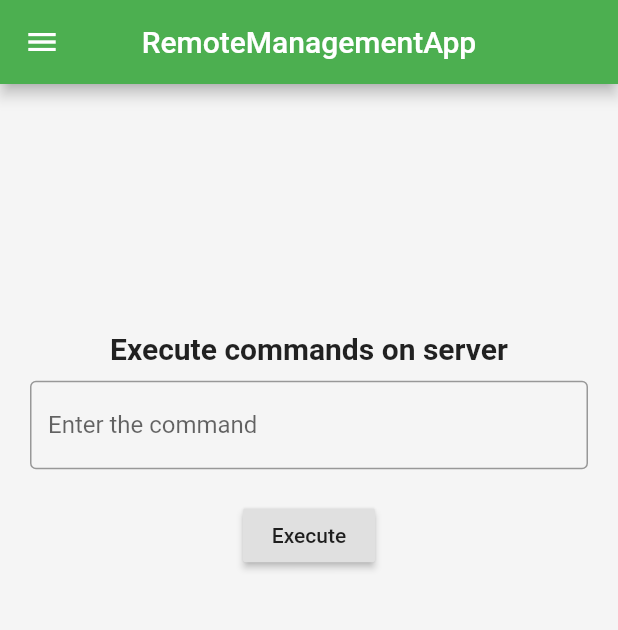
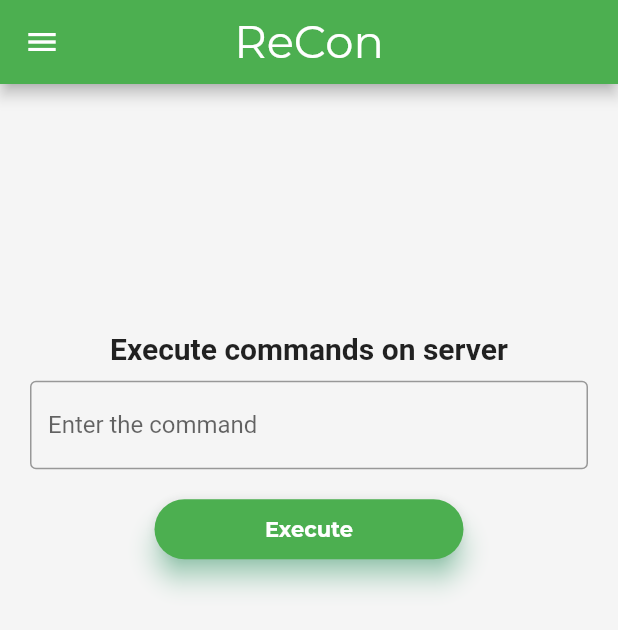
Before and after one commit to gauravmehta13/ReCon., a Flutter app: the Dashboard screen opened by its route, on a phone screen of 412 x 824 dp. Shown: the top 630 px of the screen. Run offline on Flutter 3.47's test engine with Material 2 defaults, Android fonts, the phone set to English and light mode, and no system bars; our stand-ins replace fluttertoast; project files that could hold a hidden picture were left out.

Commit message:
Minor Bug Fixes

```diff
--- a/lib/Screens/Dashboard.dart
+++ b/lib/Screens/Dashboard.dart
@@ -23,7 +23,10 @@ class _DashboardState extends State<Dashboard> {
     return Scaffold(
       backgroundColor: Colors.grey[100],
       appBar: AppBar(
-        title: Text('RemoteManagementApp'),
+        title: Text(
+          'ReCon',
+          style: TextStyle(fontFamily: 'Montserrat', fontSize: 30),
+        ),
         centerTitle: true,
       ),
       drawer: DrawerList(),
@@ -58,9 +61,16 @@ class _DashboardState extends State<Dashboard> {
             SizedBox(
               height: 20,
             ),
-            RaisedButton(
-              child: Text('Execute'),
-              onPressed: () async {
+            Container(
+              width: MediaQuery.of(context).size.width / 2,
+              height: 40.0,
+              child: Material(
+                borderRadius: BorderRadius.circular(20.0),
+                shadowColor: Colors.greenAccent,
+                color: Colors.green,
+                elevation: 7.0,
+                child: GestureDetector(
+                  onTap: () async {
                     var url =
                         "http://http://100.26.11.6//cgi-bin/rmm.py?x=$commandName";
                     var result = await http.get(url);
@@ -71,6 +81,17 @@ class _DashboardState extends State<Dashboard> {
                     });
                     print(data);
                   },
+                  child: Center(
+                    child: Text(
+                      'Execute',
+                      style: TextStyle(
+                          color: Colors.white,
+                          fontWeight: FontWeight.bold,
+                          fontFamily: 'Montserrat'),
+                    ),
+                  ),
+                ),
+              ),
             ),
             SizedBox(
               height: 40,
--- a/lib/startup/Disclaimer.dart
+++ b/lib/startup/Disclaimer.dart
@@ -29,9 +29,11 @@ class _DisclaimerState extends State<Disclaimer> {
               height: 20,
             ),
             Text(
-              'This App Needs to be Setup First otherwise It will not work Properly, Please Read the Setup Instructions first',
-              textAlign: TextAlign.center,
-            ),
+                'This App Needs to be Setup First otherwise It will not work Properly, Please Read the Setup Instructions first',
+                textAlign: TextAlign.center,
+                style: TextStyle(
+                  fontFamily: 'Montserrat',
+                )),
             SizedBox(
               height: 20,
             ),
@@ -70,7 +72,10 @@ class _DisclaimerState extends State<Disclaimer> {
                   width: MediaQuery.of(context).size.width - 110,
                   child: Text(
                     'Proceed Only if you have read setup instructions carefully and understood it.',
-                    style: TextStyle(fontSize: 12),
+                    style: TextStyle(
+                      fontSize: 12,
+                      fontFamily: 'Montserrat',
+                    ),
                     textAlign: TextAlign.center,
                   ),
                 ),
```
Lines whose indentation alone changed are shown as unchanged.
